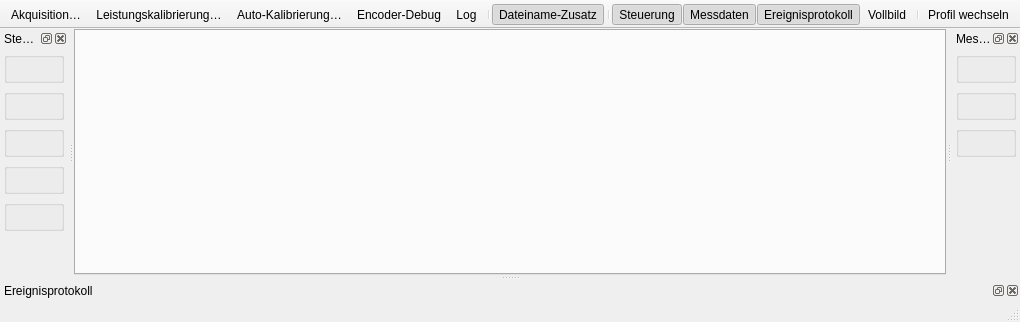
The window that polarisation_ui/pyqt/main_window.ui (cckssr/polarisation-ui) describes before a commit, drawn with Qt 5.
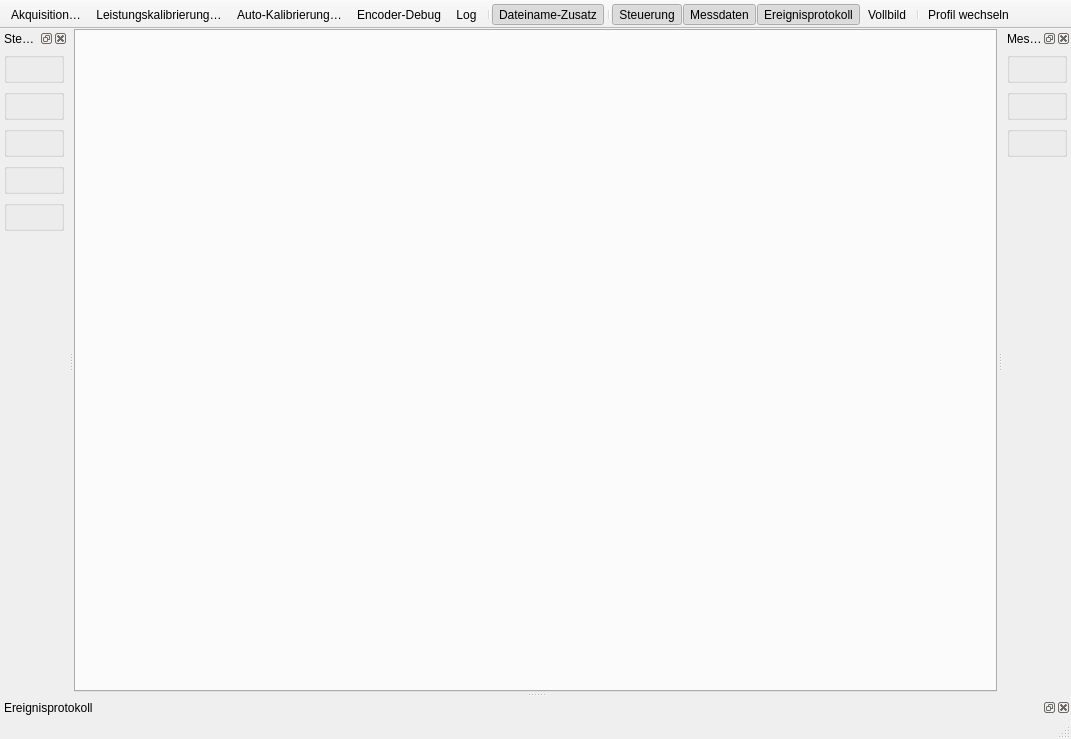
The same window after the commit. Custom widgets are drawn as their Qt base class.

```diff
--- a/polarisation_ui/pyqt/main_window.ui
+++ b/polarisation_ui/pyqt/main_window.ui
@@ -2,6 +2,14 @@
 <ui version="4.0">
  <class>MainWindow</class>
  <widget class="QMainWindow" name="MainWindow">
+  <property name="geometry">
+   <rect>
+    <x>0</x>
+    <y>0</y>
+    <width>1071</width>
+    <height>739</height>
+   </rect>
+  </property>
   <property name="windowTitle">
    <string>Polarisation-UI</string>
   </property>
@@ -24,6 +32,9 @@
       <property name="documentMode">
        <bool>false</bool>
       </property>
+      <property name="fieldGrowthPolicy" stdset="0">
+       <string>AllNonFixedFieldsGrow</string>
+      </property>
      </widget>
     </item>
    </layout>
@@ -92,6 +103,14 @@
         <bool>true</bool>
        </property>
        <widget class="QWidget" name="contentControls">
+        <property name="geometry">
+         <rect>
+          <x>0</x>
+          <y>0</y>
+          <width>75</width>
+          <height>627</height>
+         </rect>
+        </property>
         <layout class="QVBoxLayout" name="contentControlsLayout">
          <property name="spacing">
           <number>6</number>
@@ -179,6 +198,14 @@
         <bool>true</bool>
        </property>
        <widget class="QWidget" name="contentMeasurement">
+        <property name="geometry">
+         <rect>
+          <x>0</x>
+          <y>0</y>
+          <width>75</width>
+          <height>627</height>
+         </rect>
+        </property>
         <layout class="QVBoxLayout" name="contentMeasurementLayout">
          <property name="spacing">
           <number>6</number>
```
Left out of the diff: 12 changed lines with no effect on the pictures.
